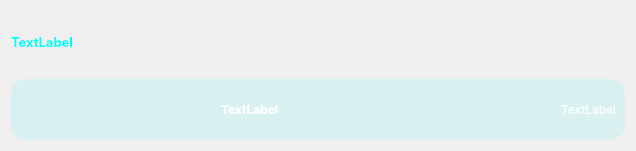
Above: WardenFort/notificationwidget.ui from oncelerr/WardenFort before the change. Below: the same form after it.
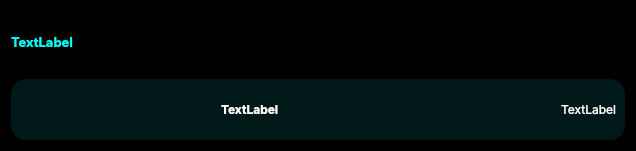
That is the form after the change. Icons and pictures are not drawn.

Diff of the .ui file:
```diff
--- a/WardenFort/notificationwidget.ui
+++ b/WardenFort/notificationwidget.ui
@@ -14,7 +14,7 @@
    <string>Form</string>
   </property>
   <property name="styleSheet">
-   <string notr="true"/>
+   <string notr="true">background-color: tansparent;</string>
   </property>
   <layout class="QGridLayout" name="gridLayout">
    <item row="0" column="0">
```
Left out of the diff: 55 changed lines with no effect on the pictures.
